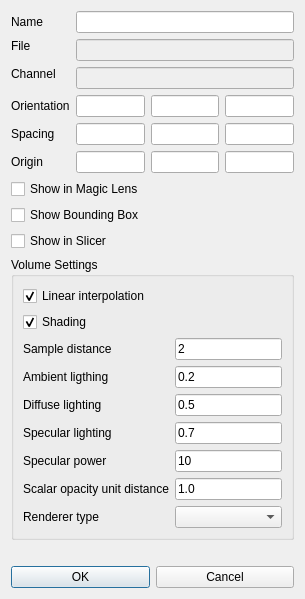
Qt form core/src/modalityProperties.ui (3dct/open_iA) before a commit.
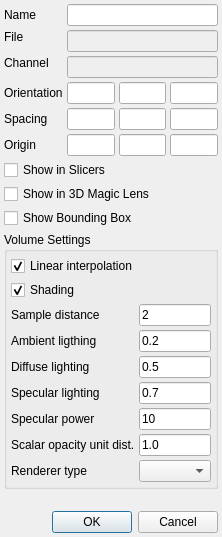
The same form after that commit.

Commit message:
Core: Improve menu/toolbars, modalities dialogs:
- Move 3D magic lens / manual registration to menu/toolbar
- Icon also for edit
- Rename: Data Modalities -> Data
- Improve menu style
- Simplify modality properties dialog layout
- Rename: Data Modality properties -> Data properties

The edit to the form file:
```diff
--- a/core/src/modalityProperties.ui
+++ b/core/src/modalityProperties.ui
@@ -6,152 +6,115 @@
    <rect>
     <x>0</x>
     <y>0</y>
-    <width>305</width>
-    <height>548</height>
+    <width>218</width>
+    <height>510</height>
    </rect>
   </property>
   <property name="windowTitle">
    <string>Data Modality Properties</string>
   </property>
-  <layout class="QVBoxLayout" name="verticalLayout">
-   <item>
-    <widget class="QWidget" name="gridWidget" native="true">
-     <layout class="QGridLayout" name="gridLayout_2">
+  <layout class="QGridLayout" name="gridLayout_3">
       <property name="leftMargin">
-       <number>0</number>
+    <number>4</number>
       </property>
       <property name="topMargin">
-       <number>0</number>
+    <number>4</number>
       </property>
       <property name="rightMargin">
-       <number>0</number>
+    <number>4</number>
       </property>
       <property name="bottomMargin">
-       <number>0</number>
-      </property>
-      <item row="6" column="0" colspan="2">
-       <widget class="QLabel" name="label_8">
-        <property name="text">
-         <string>Origin</string>
-        </property>
-       </widget>
-      </item>
-      <item row="5" column="0" colspan="2">
-       <widget class="QLabel" name="label_7">
-        <property name="text">
-         <string>Spacing</string>
-        </property>
-       </widget>
-      </item>
-      <item row="2" column="2" colspan="3">
-       <widget class="QLineEdit" name="edChannel">
-        <property name="enabled">
-         <bool>false</bool>
-        </property>
-       </widget>
-      </item>
-      <item row="1" column="2" colspan="3">
-       <widget class="QLineEdit" name="edFilename">
-        <property name="enabled">
-         <bool>false</bool>
-        </property>
-       </widget>
-      </item>
-      <item row="5" column="4">
+    <number>4</number>
+   </property>
+   <property name="spacing">
+    <number>4</number>
+   </property>
+   <item row="4" column="3">
        <widget class="QLineEdit" name="edSpacingZ"/>
       </item>
-      <item row="3" column="2">
-       <widget class="QLineEdit" name="edOrientationX"/>
-      </item>
-      <item row="6" column="2">
-       <widget class="QLineEdit" name="edOriginX"/>
-      </item>
-      <item row="6" column="3">
-       <widget class="QLineEdit" name="edOriginY"/>
-      </item>
-      <item row="2" column="0" colspan="2">
-       <widget class="QLabel" name="lbChannel">
-        <property name="text">
-         <string>Channel</string>
-        </property>
-        <property name="alignment">
-         <set>Qt::AlignLeading|Qt::AlignLeft|Qt::AlignTop</set>
+   <item row="2" column="1" colspan="3">
+    <widget class="QLineEdit" name="edChannel">
+     <property name="enabled">
+      <bool>false</bool>
         </property>
        </widget>
       </item>
-      <item row="3" column="4">
-       <widget class="QLineEdit" name="edOrientationZ"/>
-      </item>
-      <item row="0" column="2" colspan="3">
-       <widget class="QLineEdit" name="edName"/>
-      </item>
-      <item row="6" column="4">
+   <item row="5" column="3">
        <widget class="QLineEdit" name="edOriginZ"/>
       </item>
-      <item row="3" column="3">
+   <item row="3" column="2">
        <widget class="QLineEdit" name="edOrientationY"/>
       </item>
+   <item row="5" column="0">
+    <widget class="QLabel" name="label_8">
+     <property name="text">
+      <string>Origin</string>
+     </property>
+    </widget>
+   </item>
+   <item row="8" column="0" colspan="4">
+    <widget class="QCheckBox" name="cbBoundingBox">
+     <property name="text">
+      <string>Show Bounding Box</string>
+     </property>
+    </widget>
+   </item>
       <item row="5" column="2">
-       <widget class="QLineEdit" name="edSpacingX"/>
-      </item>
-      <item row="5" column="3">
-       <widget class="QLineEdit" name="edSpacingY"/>
-      </item>
-      <item row="0" column="0" colspan="2">
+    <widget class="QLineEdit" name="edOriginY"/>
+   </item>
+   <item row="0" column="0">
        <widget class="QLabel" name="label">
         <property name="text">
          <string>Name</string>
         </property>
        </widget>
       </item>
-      <item row="3" column="0" colspan="2">
+   <item row="1" column="1" colspan="3">
+    <widget class="QLineEdit" name="edFilename">
+     <property name="enabled">
+      <bool>false</bool>
+     </property>
+    </widget>
+   </item>
+   <item row="3" column="0">
        <widget class="QLabel" name="label_6">
         <property name="text">
          <string>Orientation</string>
         </property>
        </widget>
       </item>
-      <item row="1" column="0" colspan="2">
-       <widget class="QLabel" name="label_2">
+   <item row="2" column="0">
+    <widget class="QLabel" name="lbChannel">
         <property name="text">
-         <string>File</string>
+      <string>Channel</string>
         </property>
         <property name="alignment">
          <set>Qt::AlignLeading|Qt::AlignLeft|Qt::AlignTop</set>
         </property>
        </widget>
       </item>
-      <item row="7" column="0" colspan="4">
-       <widget class="QCheckBox" name="cbMagicLens">
-        <property name="text">
-         <string>Show in Magic Lens</string>
-        </property>
-       </widget>
-      </item>
-     </layout>
-    </widget>
-   </item>
-   <item>
-    <widget class="QCheckBox" name="cbBoundingBox">
-     <property name="text">
-      <string>Show Bounding Box</string>
-     </property>
-    </widget>
-   </item>
-   <item>
-    <widget class="QCheckBox" name="cbShowInSlicer">
-     <property name="text">
-      <string>Show in Slicer</string>
-     </property>
-    </widget>
-   </item>
-   <item>
+   <item row="10" column="0" colspan="4">
     <widget class="QGroupBox" name="groupBox">
      <property name="title">
       <string>Volume Settings</string>
      </property>
-     <layout class="QVBoxLayout" name="verticalLayout_2">
-      <item>
+     <layout class="QGridLayout" name="gridLayout_2">
+      <property name="leftMargin">
+       <number>4</number>
+      </property>
+      <property name="topMargin">
+       <number>4</number>
+      </property>
+      <property name="rightMargin">
+       <number>4</number>
+      </property>
+      <property name="bottomMargin">
+       <number>4</number>
+      </property>
+      <property name="spacing">
+       <number>4</number>
+      </property>
+      <item row="0" column="0" colspan="2">
        <widget class="QCheckBox" name="cb_LinearInterpolation">
         <property name="text">
          <string>Linear interpolation</string>
@@ -161,22 +124,31 @@
         </property>
        </widget>
       </item>
-      <item>
-       <widget class="QCheckBox" name="cb_Shading">
+      <item row="3" column="0">
+       <widget class="QLabel" name="lbl_AmbientLighting">
         <property name="text">
-         <string>Shading</string>
+         <string>Ambient ligthing</string>
         </property>
-        <property name="checked">
-         <bool>true</bool>
+       </widget>
+      </item>
+      <item row="5" column="0">
+       <widget class="QLabel" name="lbl_SpecularLighting">
+        <property name="text">
+         <string>Specular lighting</string>
         </property>
        </widget>
       </item>
-      <item>
-       <layout class="QGridLayout" name="gridLayout">
-        <item row="4" column="0">
-         <widget class="QLabel" name="lbl_DiffuseLighting">
+      <item row="2" column="0">
+       <widget class="QLabel" name="lbl_SampleDistance">
           <property name="text">
-           <string>Diffuse lighting</string>
+         <string>Sample distance</string>
+        </property>
+       </widget>
+      </item>
+      <item row="4" column="1">
+       <widget class="QLineEdit" name="ed_DiffuseLighting">
+        <property name="text">
+         <string>0.5</string>
           </property>
          </widget>
         </item>
@@ -187,6 +159,37 @@
           </property>
          </widget>
         </item>
+      <item row="1" column="0" colspan="2">
+       <widget class="QCheckBox" name="cb_Shading">
+        <property name="text">
+         <string>Shading</string>
+        </property>
+        <property name="checked">
+         <bool>true</bool>
+        </property>
+       </widget>
+      </item>
+      <item row="7" column="0">
+       <widget class="QLabel" name="label_3">
+        <property name="text">
+         <string>Scalar opacity unit dist.</string>
+        </property>
+       </widget>
+      </item>
+      <item row="7" column="1">
+       <widget class="QLineEdit" name="ed_ScalarOpacityUnitDistance">
+        <property name="text">
+         <string>1.0</string>
+        </property>
+       </widget>
+      </item>
+      <item row="3" column="1">
+       <widget class="QLineEdit" name="ed_AmbientLighting">
+        <property name="text">
+         <string>0.2</string>
+        </property>
+       </widget>
+      </item>
         <item row="6" column="0">
          <widget class="QLabel" name="lbl_SpecularPower">
           <property name="text">
@@ -201,65 +204,6 @@
           </property>
          </widget>
         </item>
-        <item row="5" column="1">
-         <widget class="QLineEdit" name="ed_SpecularLighting">
-          <property name="text">
-           <string>0.7</string>
-          </property>
-         </widget>
-        </item>
-        <item row="2" column="0">
-         <widget class="QLabel" name="lbl_SampleDistance">
-          <property name="text">
-           <string>Sample distance</string>
-          </property>
-         </widget>
-        </item>
-        <item row="3" column="1">
-         <widget class="QLineEdit" name="ed_AmbientLighting">
-          <property name="text">
-           <string>0.2</string>
-          </property>
-         </widget>
-        </item>
-        <item row="5" column="0">
-         <widget class="QLabel" name="lbl_SpecularLighting">
-          <property name="text">
-           <string>Specular lighting</string>
-          </property>
-         </widget>
-        </item>
-        <item row="3" column="0">
-         <widget class="QLabel" name="lbl_AmbientLighting">
-          <property name="text">
-           <string>Ambient ligthing</string>
-          </property>
-         </widget>
-        </item>
-        <item row="7" column="0">
-         <widget class="QLabel" name="label_3">
-          <property name="text">
-           <string>Scalar opacity unit distance</string>
-          </property>
-         </widget>
-        </item>
-        <item row="7" column="1">
-         <widget class="QLineEdit" name="ed_ScalarOpacityUnitDistance">
-          <property name="text">
-           <string>1.0</string>
-          </property>
-         </widget>
-        </item>
-        <item row="4" column="1">
-         <widget class="QLineEdit" name="ed_DiffuseLighting">
-          <property name="text">
-           <string>0.5</string>
-          </property>
-         </widget>
-        </item>
-        <item row="8" column="1">
-         <widget class="QComboBox" name="cb_RenderMode"/>
-        </item>
         <item row="8" column="0">
          <widget class="QLabel" name="label_4">
           <property name="text">
@@ -267,12 +211,27 @@
           </property>
          </widget>
         </item>
-       </layout>
+      <item row="8" column="1">
+       <widget class="QComboBox" name="cb_RenderMode"/>
       </item>
+      <item row="5" column="1">
+       <widget class="QLineEdit" name="ed_SpecularLighting">
+        <property name="text">
+         <string>0.7</string>
+        </property>
+       </widget>
+      </item>
+      <item row="4" column="0">
+       <widget class="QLabel" name="lbl_DiffuseLighting">
+        <property name="text">
+         <string>Diffuse lighting</string>
+        </property>
+       </widget>
+      </item>
      </layout>
     </widget>
    </item>
-   <item>
+   <item row="13" column="0" colspan="4">
     <widget class="QLabel" name="lbError">
      <property name="text">
       <string/>
@@ -282,51 +241,60 @@
      </property>
     </widget>
    </item>
-   <item>
-    <widget class="QWidget" name="buttonWidget" native="true">
-     <property name="sizePolicy">
-      <sizepolicy hsizetype="Preferred" vsizetype="Fixed">
-       <horstretch>0</horstretch>
-       <verstretch>0</verstretch>
-      </sizepolicy>
+   <item row="4" column="2">
+    <widget class="QLineEdit" name="edSpacingY"/>
+   </item>
+   <item row="0" column="1" colspan="3">
+    <widget class="QLineEdit" name="edName"/>
+   </item>
+   <item row="14" column="0" colspan="4">
+    <widget class="QDialogButtonBox" name="buttonBox">
+     <property name="standardButtons">
+      <set>QDialogButtonBox::Cancel|QDialogButtonBox::Ok</set>
      </property>
-     <layout class="QHBoxLayout" name="horizontalLayout_2">
-      <property name="leftMargin">
-       <number>0</number>
-      </property>
-      <property name="topMargin">
-       <number>0</number>
-      </property>
-      <property name="rightMargin">
-       <number>0</number>
-      </property>
-      <property name="bottomMargin">
-       <number>0</number>
-      </property>
-      <item>
-       <widget class="QPushButton" name="pbOK">
+    </widget>
+   </item>
+   <item row="1" column="0">
+    <widget class="QLabel" name="label_2">
+     <property name="text">
+      <string>File</string>
+     </property>
+     <property name="alignment">
+      <set>Qt::AlignLeading|Qt::AlignLeft|Qt::AlignTop</set>
+     </property>
+    </widget>
+   </item>
+   <item row="4" column="1">
+    <widget class="QLineEdit" name="edSpacingX"/>
+   </item>
+   <item row="3" column="3">
+    <widget class="QLineEdit" name="edOrientationZ"/>
+   </item>
+   <item row="3" column="1">
+    <widget class="QLineEdit" name="edOrientationX"/>
+   </item>
+   <item row="4" column="0">
+    <widget class="QLabel" name="label_7">
         <property name="text">
-         <string>OK</string>
-        </property>
-        <property name="checkable">
-         <bool>false</bool>
-        </property>
-        <property name="checked">
-         <bool>false</bool>
-        </property>
-        <property name="default">
-         <bool>true</bool>
-        </property>
-       </widget>
-      </item>
-      <item>
-       <widget class="QPushButton" name="pbCancel">
+      <string>Spacing</string>
+     </property>
+    </widget>
+   </item>
+   <item row="5" column="1">
+    <widget class="QLineEdit" name="edOriginX"/>
+   </item>
+   <item row="6" column="0" colspan="4">
+    <widget class="QCheckBox" name="cbShowInSlicer">
         <property name="text">
-         <string>Cancel</string>
+      <string>Show in Slicers</string>
         </property>
        </widget>
       </item>
-     </layout>
+   <item row="7" column="0" colspan="4">
+    <widget class="QCheckBox" name="cbMagicLens">
+     <property name="text">
+      <string>Show in 3D Magic Lens</string>
+     </property>
     </widget>
    </item>
   </layout>
```
Left out of the diff: 6 changed lines with no effect on the pictures. Lines whose indentation alone changed are shown as unchanged. The commit also changes 24 other files.
